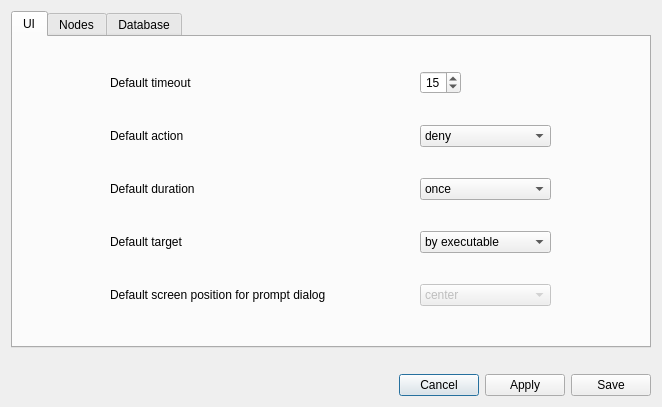
Above: ui/opensnitch/res/preferences.ui from evilsocket/opensnitch before the change. Below: the same form after it.
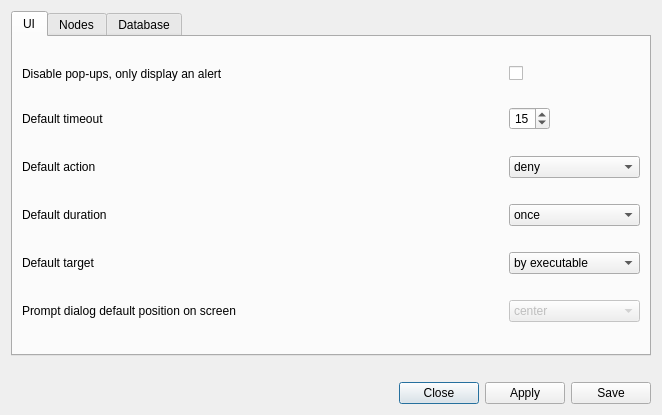
That is the form after the change. Icons and pictures are not drawn.

Commit message:
ui, prefs: added checkbox to disable connections pop-ups
Instead of setting manually the default timeout to 0, use a checkbox to do
the same.

```diff
--- a/ui/opensnitch/res/preferences.ui
+++ b/ui/opensnitch/res/preferences.ui
@@ -7,7 +7,7 @@
     <x>0</x>
     <y>0</y>
     <width>662</width>
-    <height>407</height>
+    <height>415</height>
    </rect>
   </property>
   <property name="windowTitle">
@@ -28,6 +28,9 @@
      <property name="currentIndex">
       <number>0</number>
      </property>
+     <property name="documentMode">
+      <bool>false</bool>
+     </property>
      <widget class="QWidget" name="tab">
       <property name="sizePolicy">
        <sizepolicy hsizetype="Preferred" vsizetype="Preferred">
@@ -39,20 +42,72 @@
        <string>UI</string>
       </attribute>
       <layout class="QGridLayout" name="gridLayout_2">
+       <item row="1" column="0">
+        <widget class="QLabel" name="label">
+         <property name="sizePolicy">
+          <sizepolicy hsizetype="Maximum" vsizetype="Preferred">
+           <horstretch>0</horstretch>
+           <verstretch>0</verstretch>
+          </sizepolicy>
+         </property>
+         <property name="toolTip">
+          <string>&lt;html&gt;&lt;head/&gt;&lt;body&gt;&lt;p&gt;This timeout is the countdown you see when a pop-up dialog is shown.&lt;/p&gt;&lt;/body&gt;&lt;/html&gt;</string>
+         </property>
+         <property name="text">
+          <string>Default timeout</string>
+         </property>
+        </widget>
+       </item>
+       <item row="3" column="0">
+        <widget class="QLabel" name="label_3">
+         <property name="toolTip">
+          <string>Pop-up default duration</string>
+         </property>
+         <property name="text">
+          <string>Default duration</string>
+         </property>
+        </widget>
+       </item>
+       <item row="2" column="0">
+        <widget class="QLabel" name="label_2">
+         <property name="toolTip">
+          <string>Pop-up default action</string>
+         </property>
+         <property name="text">
+          <string>Default action</string>
+         </property>
+        </widget>
+       </item>
        <item row="4" column="0">
-        <widget class="QLabel" name="label_4">
+        <widget class="QLabel" name="label_5">
          <property name="sizePolicy">
-          <sizepolicy hsizetype="Minimum" vsizetype="Fixed">
+          <sizepolicy hsizetype="Preferred" vsizetype="Fixed">
            <horstretch>0</horstretch>
            <verstretch>0</verstretch>
           </sizepolicy>
          </property>
          <property name="text">
-          <string>Default screen position for prompt dialog</string>
+          <string>Default target</string>
          </property>
         </widget>
        </item>
-       <item row="4" column="3">
+       <item row="1" column="3">
+        <widget class="QSpinBox" name="spinUITimeout">
+         <property name="sizePolicy">
+          <sizepolicy hsizetype="Maximum" vsizetype="Fixed">
+           <horstretch>0</horstretch>
+           <verstretch>0</verstretch>
+          </sizepolicy>
+         </property>
+         <property name="alignment">
+          <set>Qt::AlignCenter</set>
+         </property>
+         <property name="value">
+          <number>15</number>
+         </property>
+        </widget>
+       </item>
+       <item row="5" column="3">
         <widget class="QComboBox" name="comboUIDialogPos">
          <property name="enabled">
           <bool>false</bool>
@@ -84,10 +139,26 @@
          </item>
         </widget>
        </item>
-       <item row="0" column="0">
-        <widget class="QLabel" name="label">
+       <item row="6" column="0">
+        <spacer name="horizontalSpacer">
+         <property name="orientation">
+          <enum>Qt::Horizontal</enum>
+         </property>
+         <property name="sizeType">
+          <enum>QSizePolicy::Expanding</enum>
+         </property>
+         <property name="sizeHint" stdset="0">
+          <size>
+           <width>0</width>
+           <height>0</height>
+          </size>
+         </property>
+        </spacer>
+       </item>
+       <item row="5" column="0">
+        <widget class="QLabel" name="label_4">
          <property name="sizePolicy">
-          <sizepolicy hsizetype="Maximum" vsizetype="Preferred">
+          <sizepolicy hsizetype="Minimum" vsizetype="Fixed">
            <horstretch>0</horstretch>
            <verstretch>0</verstretch>
           </sizepolicy>
@@ -96,11 +167,11 @@
           <string>&lt;html&gt;&lt;head/&gt;&lt;body&gt;&lt;p&gt;Timeout (in seconds) for pop-up dialogs. Will be displayed as a countdown.&lt;/p&gt;&lt;p&gt;If set to 0, the app will only display a warning the default action has been applied.&lt;/p&gt;&lt;/body&gt;&lt;/html&gt;</string>
          </property>
          <property name="text">
-          <string>Default timeout</string>
+          <string>Prompt dialog default position on screen</string>
          </property>
         </widget>
        </item>
-       <item row="3" column="3">
+       <item row="4" column="3">
         <widget class="QComboBox" name="comboUITarget">
          <item>
           <property name="text">
@@ -129,17 +200,7 @@
          </item>
         </widget>
        </item>
-       <item row="2" column="0">
-        <widget class="QLabel" name="label_3">
-         <property name="toolTip">
-          <string>Pop-up default duration</string>
-         </property>
-         <property name="text">
-          <string>Default duration</string>
-         </property>
-        </widget>
-       </item>
-       <item row="2" column="3">
+       <item row="3" column="3">
         <widget class="QComboBox" name="comboUIDuration">
          <property name="sizePolicy">
           <sizepolicy hsizetype="Preferred" vsizetype="Fixed">
@@ -189,33 +250,7 @@
          </item>
         </widget>
        </item>
-       <item row="0" column="3">
-        <widget class="QSpinBox" name="spinUITimeout">
-         <property name="sizePolicy">
-          <sizepolicy hsizetype="Maximum" vsizetype="Fixed">
-           <horstretch>0</horstretch>
-           <verstretch>0</verstretch>
-          </sizepolicy>
-         </property>
-         <property name="alignment">
-          <set>Qt::AlignCenter</set>
-         </property>
-         <property name="value">
-          <number>15</number>
-         </property>
-        </widget>
-       </item>
-       <item row="5" column="0">
-        <spacer name="horizontalSpacer">
-         <property name="orientation">
-          <enum>Qt::Horizontal</enum>
-         </property>
-         <property name="sizeType">
-          <enum>QSizePolicy::Expanding</enum>
-         </property>
-        </spacer>
-       </item>
-       <item row="1" column="3">
+       <item row="2" column="3">
         <widget class="QComboBox" name="comboUIAction">
          <property name="sizePolicy">
           <sizepolicy hsizetype="Preferred" vsizetype="Fixed">
@@ -243,26 +278,17 @@
          </item>
         </widget>
        </item>
-       <item row="1" column="0">
-        <widget class="QLabel" name="label_2">
-         <property name="toolTip">
-          <string>Pop-up default action</string>
-         </property>
+       <item row="0" column="0">
+        <widget class="QLabel" name="label_16">
          <property name="text">
-          <string>Default action</string>
+          <string>Disable pop-ups, only display an alert</string>
          </property>
         </widget>
        </item>
-       <item row="3" column="0">
-        <widget class="QLabel" name="label_5">
-         <property name="sizePolicy">
-          <sizepolicy hsizetype="Preferred" vsizetype="Fixed">
-           <horstretch>0</horstretch>
-           <verstretch>0</verstretch>
-          </sizepolicy>
-         </property>
+       <item row="0" column="3">
+        <widget class="QCheckBox" name="popupsCheck">
          <property name="text">
-          <string>Default target</string>
+          <string/>
          </property>
         </widget>
        </item>
@@ -662,7 +688,7 @@
      <item>
       <widget class="QPushButton" name="cancelButton">
        <property name="text">
-        <string>Cancel</string>
+        <string>Close</string>
        </property>
        <property name="icon">
         <iconset theme="window-close">
```
Left out of the diff: 133 changed lines with no effect on the pictures. The commit also changes 1 other file.
